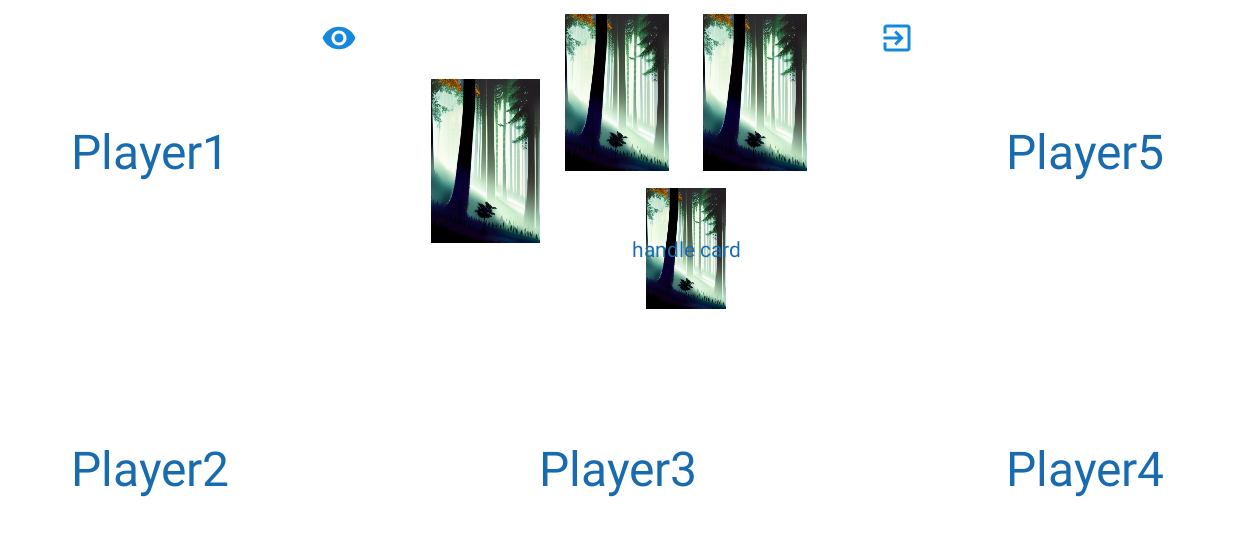
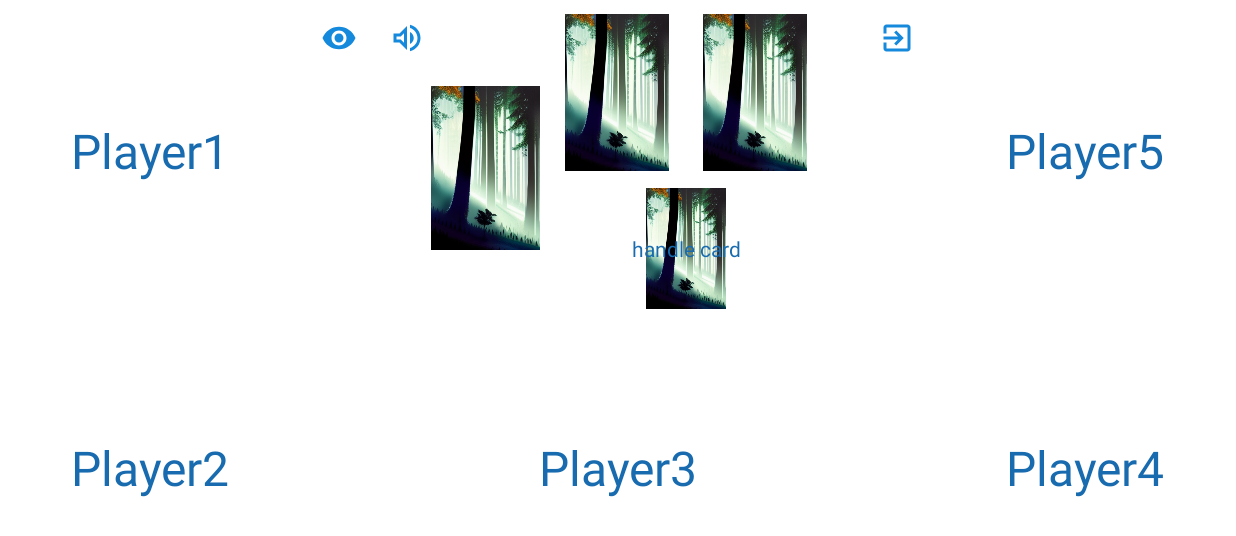
Before and after one commit to buldosik/Smoki, an Android app: the GameActivity screen opened directly, with no data from a screen before it, on a phone screen of 824 x 412 dp (held sideways). Shown: the top 536 px of the screen. Run offline under Robolectric (Android 15) with nearby library versions, the phone set to English and light mode, and no system bars; our stand-ins replace Firebase (no records; nobody signed in at launch, a user with empty details on screens opened directly); 1 statement that could not run was skipped.

Commit message:
Added sound button

```diff
--- a/app/src/main/java/com/example/projectam/ClientInfo.kt
+++ b/app/src/main/java/com/example/projectam/ClientInfo.kt
@@ -8,6 +8,7 @@ class ClientInfo {
         var username: String = ""
         var id: Int = -1
         var gameCode: String = ""
+        var isSoundActive: Boolean = true
         var game: Game = Game()
         var chosenCard: Card = Card(-10, false)
         const val gameSize: Int = 5
--- a/app/src/main/java/com/example/projectam/activities/GameActivity.kt
+++ b/app/src/main/java/com/example/projectam/activities/GameActivity.kt
@@ -8,6 +8,7 @@ import android.util.Log
 import android.util.TypedValue
 import android.view.*
 import android.widget.FrameLayout
+import android.widget.ImageButton
 import android.widget.ImageView
 import android.widget.TextView
 import androidx.appcompat.app.AppCompatActivity
@@ -38,7 +39,9 @@ class GameActivity : AppCompatActivity() {
     private lateinit var stir2IV: ImageView
     private lateinit var stir2Highlighter: FrameLayout
 
-    private  var nicknamesVisibility: Boolean = false
+    private var nicknamesVisibility: Boolean = false
+
+    private lateinit var soundButton: ImageButton
 
     private lateinit var scaleGestureDetector: ScaleGestureDetector
     private var scaleFactor = 1.0f
@@ -121,11 +124,6 @@ class GameActivity : AppCompatActivity() {
         views.add(findViewById(R.id.player4))
         views.add(findViewById(R.id.player5))
 
-
-        val typedValue = TypedValue()
-        theme.resolveAttribute(R.attr.highlightBorderColor, typedValue, true)
-        val borderColor = typedValue.data
-
         viewsHighlighters.add(findViewById(R.id.player1Highlighter))
         viewsHighlighters.add(findViewById(R.id.player2Highlighter))
         viewsHighlighters.add(findViewById(R.id.player3Highlighter))
@@ -151,6 +149,8 @@ class GameActivity : AppCompatActivity() {
         stir2IV = findViewById(R.id.stir2)
         hintCardIV = findViewById(R.id.hintCard)
         hintCardTV = findViewById(R.id.handeCardTV)
+
+        soundButton = findViewById(R.id.ChangeSound)
     }
 
     private val updatePlayer = fun() {
@@ -241,4 +241,12 @@ class GameActivity : AppCompatActivity() {
         FirebaseManager.deleteUser(ClientInfo.gameCode, ClientInfo.id)
         startActivity(Intent(this, ConnectActivity::class.java))
     }
+
+    fun turnSound(view: View) {
+        ClientInfo.isSoundActive = !ClientInfo.isSoundActive
+        if(ClientInfo.isSoundActive)
+            soundButton.setImageResource(R.drawable.outline_volume_up_24)
+        else
+            soundButton.setImageResource(R.drawable.baseline_volume_off_24)
+    }
 }
--- a/app/src/main/java/com/example/projectam/states/GameStateContext.kt
+++ b/app/src/main/java/com/example/projectam/states/GameStateContext.kt
@@ -4,6 +4,7 @@ import android.content.Context
 import android.media.MediaPlayer
 import android.widget.FrameLayout
 import android.widget.ImageView
+import com.example.projectam.ClientInfo
 import com.example.projectam.R
 
 class GameStateContext (
@@ -36,6 +37,8 @@ class GameStateContext (
     private fun setState() {
         currentState.changeListeners(this)
         currentState.setHighlighters(this)
+        if(!ClientInfo.isSoundActive)
+            return
         currentState.callSound(this)
     }
 
--- /dev/null
+++ b/app/src/main/res/drawable/baseline_volume_off_24.xml
@@ -0,0 +1,5 @@
+<vector android:autoMirrored="true" android:height="24dp"
+    android:tint="#1589DC" android:viewportHeight="24"
+    android:viewportWidth="24" android:width="24dp" xmlns:android="http://schemas.android.com/apk/res/android">
+    <path android:fillColor="@android:color/white" android:pathData="M16.5,12c0,-1.77 -1.02,-3.29 -2.5,-4.03v2.21l2.45,2.45c0.03,-0.2 0.05,-0.41 0.05,-0.63zM19,12c0,0.94 -0.2,1.82 -0.54,2.64l1.51,1.51C20.63,14.91 21,13.5 21,12c0,-4.28 -2.99,-7.86 -7,-8.77v2.06c2.89,0.86 5,3.54 5,6.71zM4.27,3L3,4.27 7.73,9L3,9v6h4l5,5v-6.73l4.25,4.25c-0.67,0.52 -1.42,0.93 -2.25,1.18v2.06c1.38,-0.31 2.63,-0.95 3.69,-1.81L19.73,21 21,19.73l-9,-9L4.27,3zM12,4L9.91,6.09 12,8.18L12,4z"/>
+</vector>
--- /dev/null
+++ b/app/src/main/res/drawable/outline_volume_up_24.xml
@@ -0,0 +1,5 @@
+<vector android:autoMirrored="true" android:height="24dp"
+    android:tint="#1589DC" android:viewportHeight="24"
+    android:viewportWidth="24" android:width="24dp" xmlns:android="http://schemas.android.com/apk/res/android">
+    <path android:fillColor="@android:color/white" android:pathData="M3,9v6h4l5,5L12,4L7,9L3,9zM10,8.83v6.34L7.83,13L5,13v-2h2.83L10,8.83zM16.5,12c0,-1.77 -1.02,-3.29 -2.5,-4.03v8.05c1.48,-0.73 2.5,-2.25 2.5,-4.02zM14,3.23v2.06c2.89,0.86 5,3.54 5,6.71s-2.11,5.85 -5,6.71v2.06c4.01,-0.91 7,-4.49 7,-8.77 0,-4.28 -2.99,-7.86 -7,-8.77z"/>
+</vector>
--- a/app/src/main/res/layout/game_activity.xml
+++ b/app/src/main/res/layout/game_activity.xml
@@ -198,7 +198,7 @@
         app:layout_constraintHorizontal_bias="0.0"
         app:layout_constraintStart_toStartOf="@+id/guideline6"
         app:layout_constraintTop_toTopOf="parent"
-        app:layout_constraintVertical_bias="0.55">
+        app:layout_constraintVertical_bias="0.6">
 
         <ImageView
             android:id="@+id/deck"
@@ -278,8 +278,6 @@
         android:backgroundTint="#00FFFFFF"
         android:onClick="changeVisibilityPlayersNicknames"
         app:layout_constraintBottom_toTopOf="@+id/cardDivider"
-        app:layout_constraintEnd_toStartOf="@+id/guideline6"
-        app:layout_constraintHorizontal_bias="0.0"
         app:layout_constraintStart_toEndOf="@+id/player1Highlighter"
         app:layout_constraintTop_toTopOf="parent"
         app:layout_constraintVertical_bias="0.0"
@@ -301,6 +299,23 @@
         app:layout_constraintTop_toTopOf="parent"
         app:layout_constraintVertical_bias="0.0"
         app:srcCompat="@drawable/baseline_exit_to_app_24"
+        tools:ignore="SpeakableTextPresentCheck,TouchTargetSizeCheck" />
+
+    <ImageButton
+        android:id="@+id/ChangeSound"
+        android:layout_width="40dp"
+        android:layout_height="40dp"
+        android:layout_marginStart="5dp"
+        android:layout_marginTop="5dp"
+        android:backgroundTint="#00FFFFFF"
+        android:onClick="turnSound"
+        app:layout_constraintBottom_toTopOf="@+id/cardDivider"
+        app:layout_constraintEnd_toStartOf="@+id/guideline7"
+        app:layout_constraintHorizontal_bias="0.0"
+        app:layout_constraintStart_toEndOf="@+id/NicknamesReveal"
+        app:layout_constraintTop_toTopOf="parent"
+        app:layout_constraintVertical_bias="0.0"
+        app:srcCompat="@drawable/outline_volume_up_24"
         tools:ignore="SpeakableTextPresentCheck,TouchTargetSizeCheck" />
 
     <androidx.constraintlayout.widget.Guideline
```
